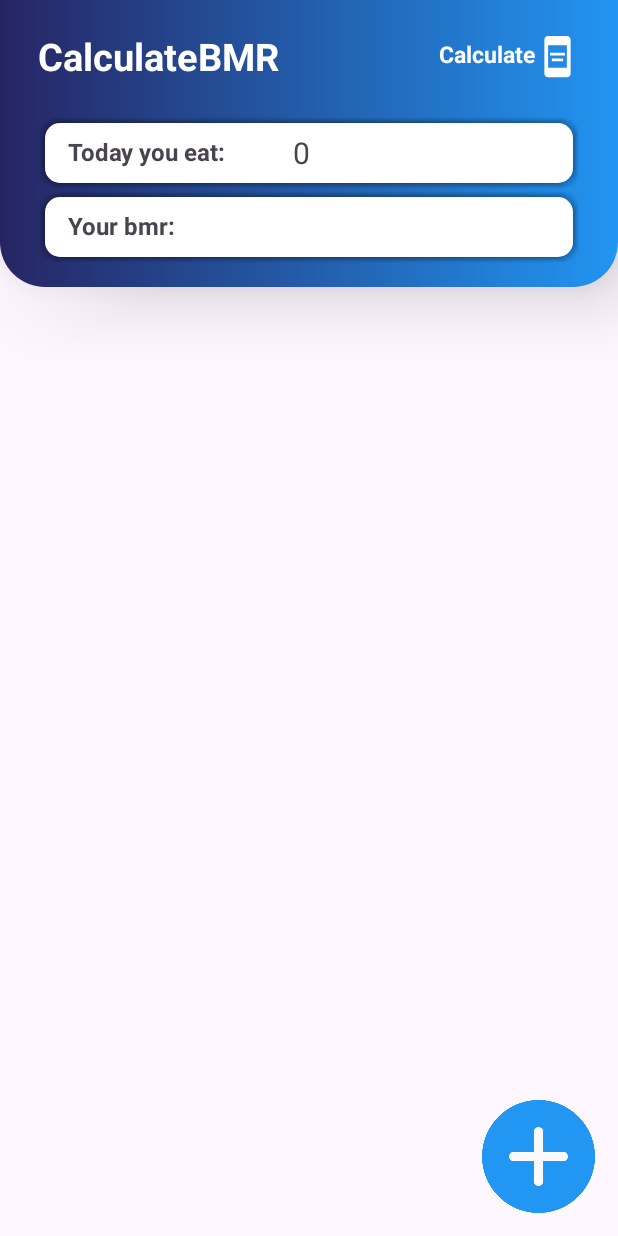
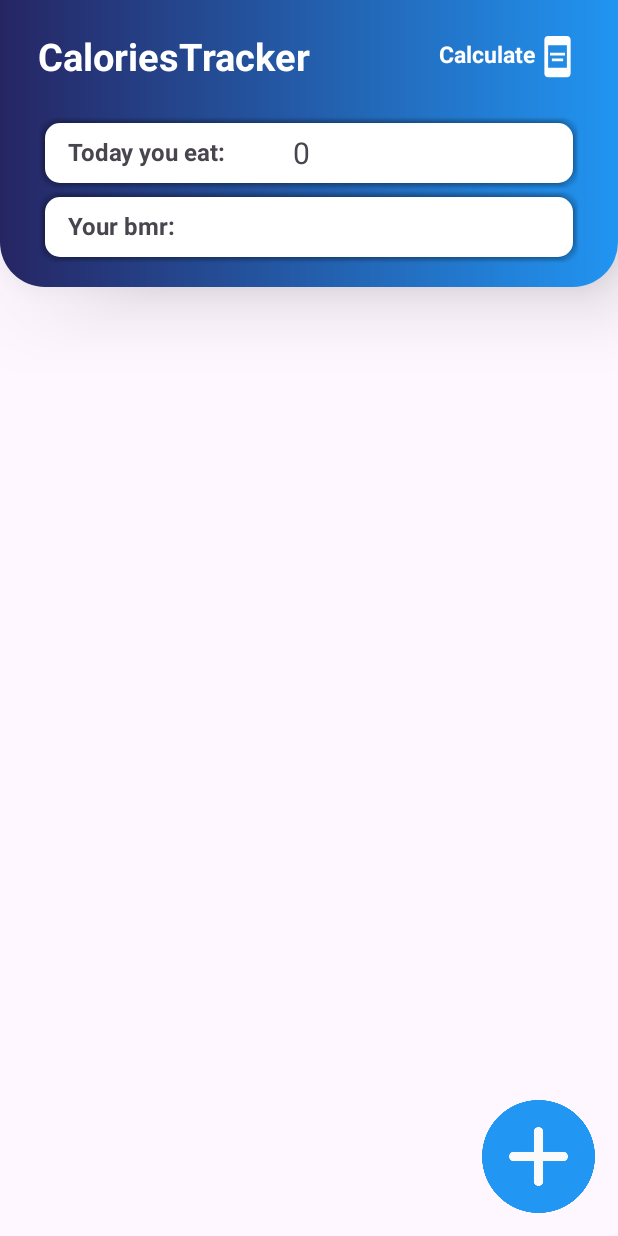
Before and after one commit to KittamadLim/CaloriesTracker, an Android app: the screen it shows after launch (MainActivity), on a phone screen of 412 x 824 dp. Run offline under Robolectric (Android 15) with nearby library versions, the phone set to English and light mode, and no system bars; libraries missing offline, so code that uses them is left out: com.jakewharton.threetenabp; 1 statement that could not run was skipped.

Commit message:
Update activity_main.xml

```diff
--- a/app/src/main/res/layout/activity_main.xml
+++ b/app/src/main/res/layout/activity_main.xml
@@ -21,7 +21,7 @@
             android:layout_height="wrap_content"
             android:layout_marginStart="15dp"
             android:layout_marginTop="10dp"
-            android:text="CalculateBMR"
+            android:text="CaloriesTracker"
             android:textColor="@color/white"
             android:textSize="25sp"
             android:textStyle="bold"
```
